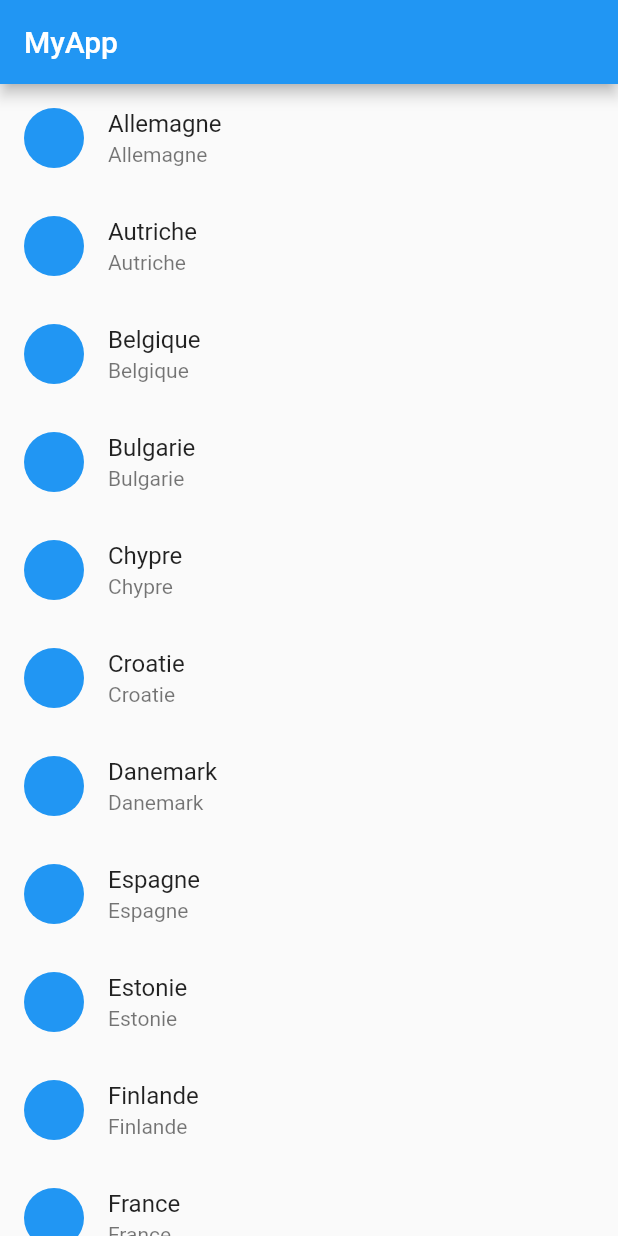
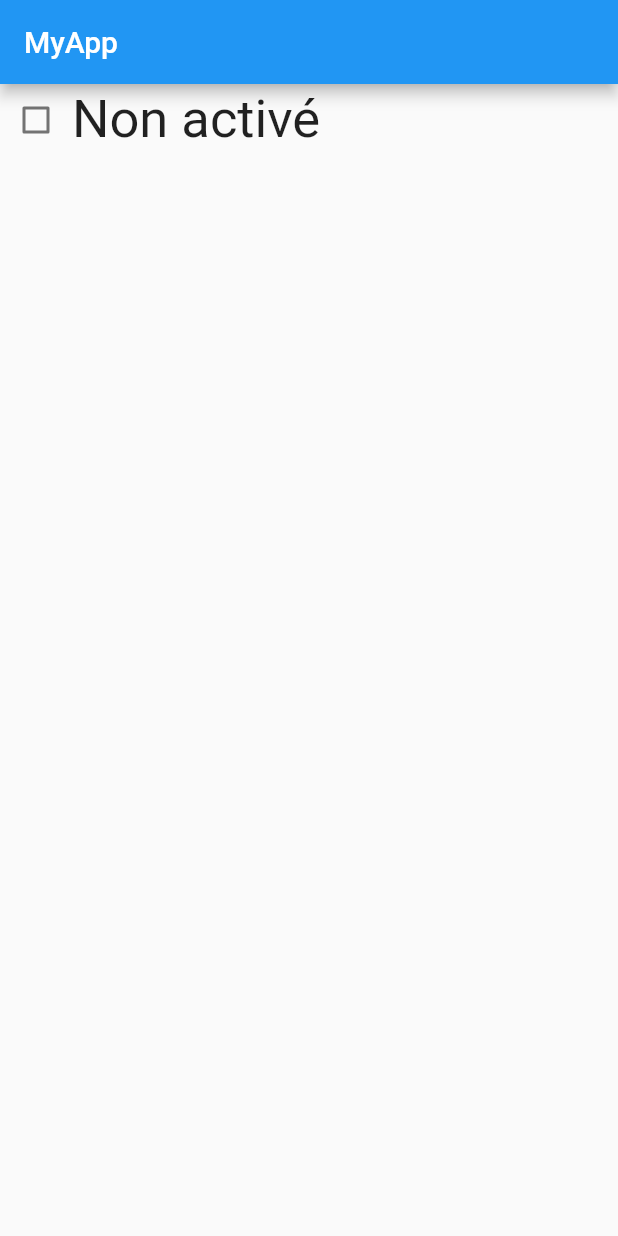
Before and after one commit to AdalbertPungu/flutter_application_demo, a Flutter app: the screen it shows after launch, on a phone screen of 412 x 824 dp. Run offline on Flutter 3.47's test engine with Material 2 defaults, Android fonts, the phone set to English and light mode, and no system bars.

```diff
--- a/lib/main.dart
+++ b/lib/main.dart
@@ -7,53 +7,54 @@ void main() {
 }
 
 class HomePage extends StatelessWidget {
-  final euroList = [
-    'Allemagne',
-    'Autriche',
-    'Belgique',
-    'Bulgarie',
-    'Chypre',
-    'Croatie',
-    'Danemark',
-    'Espagne',
-    'Estonie',
-    'Finlande',
-    'France',
-    'Grèce',
-    'Hongrie',
-    'Irlande',
-    'Italie',
-    'Lettonie',
-    'Litunie',
-    'Luxembourg',
-    'Malte',
-    'Pays-Bas',
-    'Pologne',
-    'Portugal',
-    'Roumanie',
-    'Slovaque',
-    'Slovénie',
-    'Suède',
-    'Tchéquie',
-  ];
   @override
   Widget build(BuildContext context) {
     return Scaffold(
       appBar: AppBar(
         title: Text('MyApp'),
       ),
-      body: ListView.builder(
-        itemCount: euroList.length,
-        itemBuilder: (context, index) {
-          return ListTile(
-            title: Text(euroList[index]),
-            subtitle: Text(euroList[index]),
-            leading: CircleAvatar(
-              backgroundColor: Colors.blue,
-            ),
-          );
-        },
-      ),
+      body: CustomCheckBox(),
     );
   }
 }
+
+class CustomCheckBox extends StatefulWidget {
+  const CustomCheckBox({Key? key}) : super(key: key);
+
+  @override
+  State<CustomCheckBox> createState() => _CustomCheckBoxState();
+}
+
+class _CustomCheckBoxState extends State<CustomCheckBox> {
+  var isChecked;
+  var msg;
+
+  @override
+  void initState() {
+    // TODO: implement initState
+    super.initState();
+    isChecked = false;
+    msg = 'Non activé';
+  }
+
+  @override
+  Widget build(BuildContext context) {
+    return Row(
+      children: [
+        Checkbox(
+            value: isChecked,
+            onChanged: (newValue) {
+              setState(() {
+                isChecked = newValue;
+                if (isChecked) {
+                  msg = 'Activé';
+                } else {
+                  msg = 'Non activé';
+                }
+              });
+            }),
+        Text(msg, style: TextStyle(fontSize: 35))
+      ],
+    );
+  }
+}
```
